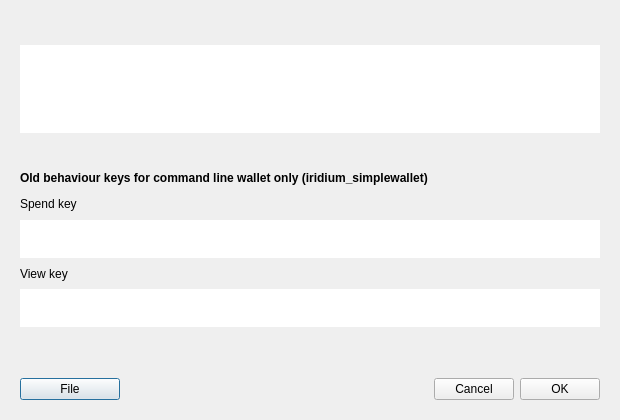
iridiumdev/Iridium-IRD-wallet, file src/Gui/Common/KeyDialog.ui: the form before one commit.
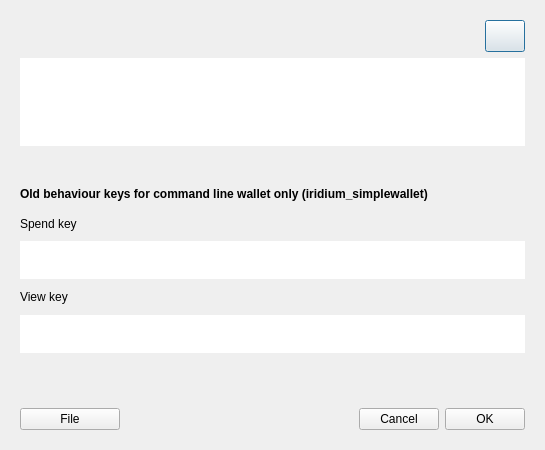
The form after the commit. Icons and pictures are not drawn. Custom widgets are drawn as their Qt base class.

What changed in the file:
```diff
--- a/src/Gui/Common/KeyDialog.ui
+++ b/src/Gui/Common/KeyDialog.ui
@@ -6,12 +6,12 @@
    <rect>
     <x>0</x>
     <y>0</y>
-    <width>620</width>
-    <height>420</height>
+    <width>545</width>
+    <height>450</height>
    </rect>
   </property>
   <property name="sizePolicy">
-   <sizepolicy hsizetype="MinimumExpanding" vsizetype="MinimumExpanding">
+   <sizepolicy hsizetype="Fixed" vsizetype="Fixed">
     <horstretch>0</horstretch>
     <verstretch>0</verstretch>
    </sizepolicy>
@@ -36,17 +36,63 @@
     <number>20</number>
    </property>
    <item>
-    <widget class="QLabel" name="m_walletLabel">
-     <property name="minimumSize">
-      <size>
-       <width>0</width>
-       <height>16</height>
-      </size>
-     </property>
-     <property name="text">
-      <string/>
-     </property>
-    </widget>
+    <layout class="QHBoxLayout" name="horizontalLayout_2">
+     <item>
+      <widget class="QLabel" name="m_walletLabel">
+       <property name="minimumSize">
+        <size>
+         <width>0</width>
+         <height>16</height>
+        </size>
+       </property>
+       <property name="text">
+        <string/>
+       </property>
+      </widget>
+     </item>
+     <item>
+      <spacer name="horizontalSpacer_2">
+       <property name="orientation">
+        <enum>Qt::Horizontal</enum>
+       </property>
+       <property name="sizeHint" stdset="0">
+        <size>
+         <width>40</width>
+         <height>20</height>
+        </size>
+       </property>
+      </spacer>
+     </item>
+     <item>
+      <widget class="WalletGui::WalletSmallButton" name="m_qrButton">
+       <property name="sizePolicy">
+        <sizepolicy hsizetype="Fixed" vsizetype="Fixed">
+         <horstretch>0</horstretch>
+         <verstretch>0</verstretch>
+        </sizepolicy>
+       </property>
+       <property name="minimumSize">
+        <size>
+         <width>32</width>
+         <height>32</height>
+        </size>
+       </property>
+       <property name="text">
+        <string/>
+       </property>
+       <property name="icon">
+        <iconset resource="../../resources.qrc">
+         <normaloff>:/icons/qr-icon</normaloff>:/icons/qr-icon</iconset>
+       </property>
+       <property name="iconSize">
+        <size>
+         <width>30</width>
+         <height>30</height>
+        </size>
+       </property>
+      </widget>
+     </item>
+    </layout>
    </item>
    <item>
     <widget class="QTextEdit" name="m_keyEdit">
@@ -68,6 +114,11 @@
        <height>88</height>
       </size>
      </property>
+     <property name="font">
+      <font>
+       <family>Courier</family>
+      </font>
+     </property>
      <property name="frameShape">
       <enum>QFrame::NoFrame</enum>
      </property>
@@ -84,7 +135,7 @@
       <string>&lt;!DOCTYPE HTML PUBLIC &quot;-//W3C//DTD HTML 4.0//EN&quot; &quot;http://www.w3.org/TR/REC-html40/strict.dtd&quot;&gt;
 &lt;html&gt;&lt;head&gt;&lt;meta name=&quot;qrichtext&quot; content=&quot;1&quot; /&gt;&lt;style type=&quot;text/css&quot;&gt;
 p, li { white-space: pre-wrap; }
-&lt;/style&gt;&lt;/head&gt;&lt;body style=&quot; font-family:'.SF NS Text'; font-size:13pt; font-weight:400; font-style:normal;&quot;&gt;
+&lt;/style&gt;&lt;/head&gt;&lt;body style=&quot; font-family:'Courier'; font-size:13pt; font-weight:400; font-style:normal;&quot;&gt;
 &lt;p style=&quot;-qt-paragraph-type:empty; margin-top:12px; margin-bottom:12px; margin-left:0px; margin-right:0px; -qt-block-indent:0; text-indent:0px; font-family:'Monaco';&quot;&gt;&lt;br /&gt;&lt;/p&gt;&lt;/body&gt;&lt;/html&gt;</string>
      </property>
     </widget>
@@ -139,6 +190,11 @@
        <height>38</height>
       </size>
      </property>
+     <property name="font">
+      <font>
+       <family>Courier</family>
+      </font>
+     </property>
      <property name="frameShape">
       <enum>QFrame::NoFrame</enum>
      </property>
@@ -146,8 +202,8 @@
       <string>&lt;!DOCTYPE HTML PUBLIC &quot;-//W3C//DTD HTML 4.0//EN&quot; &quot;http://www.w3.org/TR/REC-html40/strict.dtd&quot;&gt;
 &lt;html&gt;&lt;head&gt;&lt;meta name=&quot;qrichtext&quot; content=&quot;1&quot; /&gt;&lt;style type=&quot;text/css&quot;&gt;
 p, li { white-space: pre-wrap; }
-&lt;/style&gt;&lt;/head&gt;&lt;body style=&quot; font-family:'.SF NS Text'; font-size:13pt; font-weight:400; font-style:normal;&quot;&gt;
-&lt;p style=&quot;-qt-paragraph-type:empty; margin-top:0px; margin-bottom:0px; margin-left:0px; margin-right:0px; -qt-block-indent:0; text-indent:0px;&quot;&gt;&lt;br /&gt;&lt;/p&gt;&lt;/body&gt;&lt;/html&gt;</string>
+&lt;/style&gt;&lt;/head&gt;&lt;body style=&quot; font-family:'Courier'; font-size:13pt; font-weight:400; font-style:normal;&quot;&gt;
+&lt;p style=&quot;-qt-paragraph-type:empty; margin-top:0px; margin-bottom:0px; margin-left:0px; margin-right:0px; -qt-block-indent:0; text-indent:0px; font-family:'.SF NS Text';&quot;&gt;&lt;br /&gt;&lt;/p&gt;&lt;/body&gt;&lt;/html&gt;</string>
      </property>
     </widget>
    </item>
@@ -172,6 +228,11 @@
        <height>38</height>
       </size>
      </property>
+     <property name="font">
+      <font>
+       <family>Courier</family>
+      </font>
+     </property>
      <property name="frameShape">
       <enum>QFrame::NoFrame</enum>
      </property>
@@ -258,21 +319,26 @@
    <extends>QPushButton</extends>
    <header>Gui/Common/WalletOkButton.h</header>
   </customwidget>
-  <customwidget>
-   <class>WalletGui::WalletCancelButton</class>
-   <extends>QPushButton</extends>
-   <header>Gui/Common/WalletCancelButton.h</header>
-  </customwidget>
   <customwidget>
    <class>WalletGui::WalletSmallGrayTextLabel</class>
    <extends>QLabel</extends>
    <header>Gui/Common/WalletTextLabel.h</header>
   </customwidget>
+  <customwidget>
+   <class>WalletGui::WalletCancelButton</class>
+   <extends>QPushButton</extends>
+   <header>Gui/Common/WalletCancelButton.h</header>
+  </customwidget>
   <customwidget>
    <class>WalletGui::WalletNormalBlueButton</class>
    <extends>QPushButton</extends>
    <header>Gui/Common/WalletBlueButton.h</header>
   </customwidget>
+  <customwidget>
+   <class>WalletGui::WalletSmallButton</class>
+   <extends>QPushButton</extends>
+   <header>Gui/Common/WalletSmallButton.h</header>
+  </customwidget>
  </customwidgets>
  <resources/>
  <connections>
```
Left out of the diff: 23 changed lines with no effect on the pictures.
